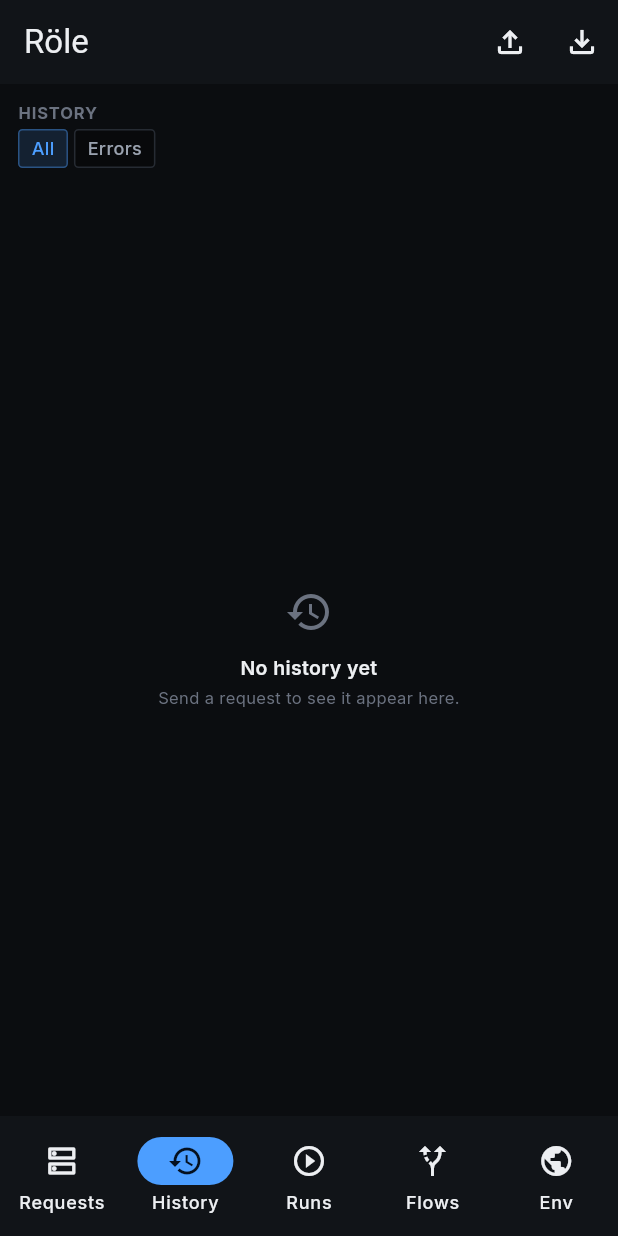
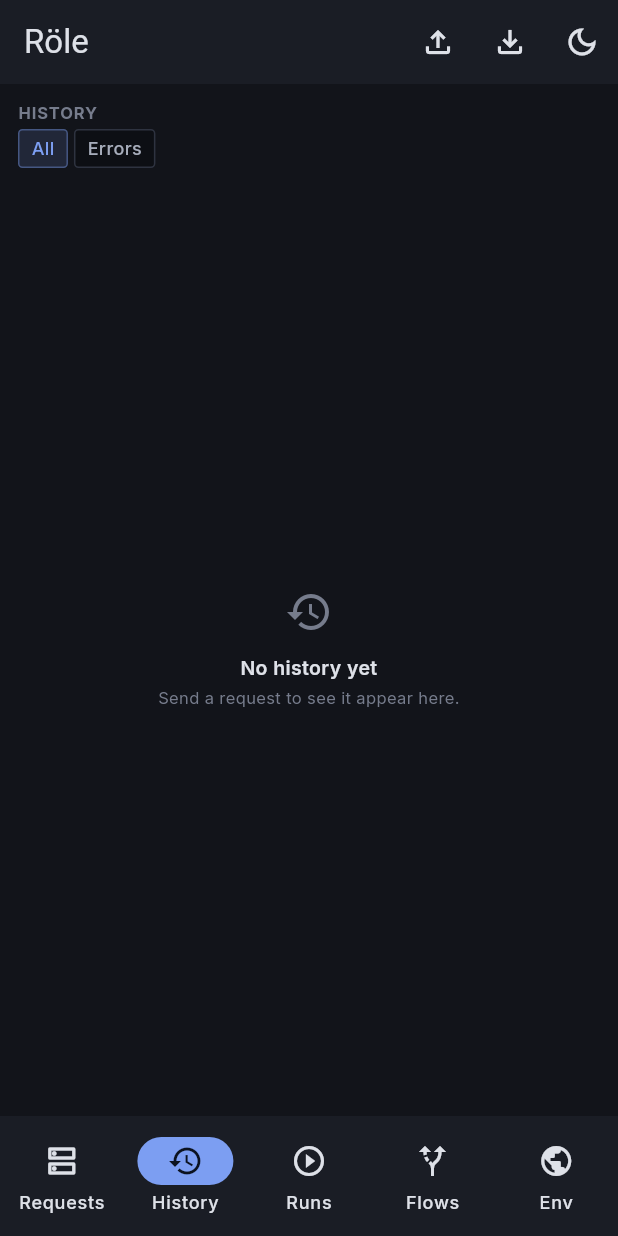
Before and after one commit to role-suite/role-client, a Flutter app: the screen it shows after launch, item 2 of the bottom bar chosen, on a phone screen of 412 x 824 dp. Run offline on Flutter 3.47's test engine with Material 3 defaults, Android fonts, the phone set to English and light mode, and no system bars; our stand-ins replace dio, file_picker, flutter_riverpod, shared_preferences.

Commit message:
feat(theme): add mobile toggle and refresh palette

```diff
--- a/lib/core/theme/app_colors.dart
+++ b/lib/core/theme/app_colors.dart
@@ -1,23 +1,6 @@
 import 'package:flutter/material.dart';
 
 import '../models/enums.dart';
-
-/// A single neutral graphite scale plus one restrained accent — the
-/// tool-grade palette both themes are built from. 0 = darkest, 100 = lightest.
-class _Scale {
-  const _Scale();
-  static const c950 = Color(0xFF0B0D10);
-  static const c900 = Color(0xFF111418);
-  static const c850 = Color(0xFF15181D);
-  static const c700 = Color(0xFF262B33);
-  static const c600 = Color(0xFF343B45);
-  static const c400 = Color(0xFF6B7280);
-  static const c300 = Color(0xFF9AA2AF);
-  static const c200 = Color(0xFFC3C9D1);
-  static const c100 = Color(0xFFE4E7EB);
-  static const c50 = Color(0xFFF3F4F6);
-  static const c0 = Color(0xFFFFFFFF);
-}
 
 class AppColors {
   const AppColors({
@@ -55,56 +38,56 @@ class AppColors {
   final Color info;
 
   static const dark = AppColors(
-    bg: _Scale.c950,
-    surface: _Scale.c900,
-    surfaceRaised: _Scale.c850,
-    surfaceSunken: Color(0xFF08090B),
-    border: _Scale.c700,
-    borderStrong: _Scale.c600,
-    textPrimary: Color(0xFFEDEFF2),
-    textSecondary: _Scale.c300,
-    textMuted: _Scale.c400,
-    accent: Color(0xFF4C9EFF),
-    onAccent: Color(0xFF04101F),
-    danger: Color(0xFFEF5A5A),
-    warning: Color(0xFFE0A339),
-    success: Color(0xFF4CC38A),
-    info: Color(0xFF4C9EFF),
+    bg: Color(0xFF12141A),
+    surface: Color(0xFF1A1D25),
+    surfaceRaised: Color(0xFF232733),
+    surfaceSunken: Color(0xFF0D0F14),
+    border: Color(0xFF2E3340),
+    borderStrong: Color(0xFF3F4759),
+    textPrimary: Color(0xFFDEE1E8),
+    textSecondary: Color(0xFFA7ADBB),
+    textMuted: Color(0xFF767C8C),
+    accent: Color(0xFF7C9EF2),
+    onAccent: Color(0xFF0B1220),
+    danger: Color(0xFFE37B72),
+    warning: Color(0xFFE0B15E),
+    success: Color(0xFF5FC08F),
+    info: Color(0xFF7C9EF2),
   );
 
   static const light = AppColors(
-    bg: _Scale.c50,
-    surface: _Scale.c0,
-    surfaceRaised: _Scale.c0,
-    surfaceSunken: Color(0xFFEBEDF0),
-    border: _Scale.c100,
-    borderStrong: _Scale.c200,
-    textPrimary: Color(0xFF14171C),
-    textSecondary: Color(0xFF454B54),
-    textMuted: _Scale.c400,
-    accent: Color(0xFF1E6FE0),
+    bg: Color(0xFFE7E8EC),
+    surface: Color(0xFFEEEFF2),
+    surfaceRaised: Color(0xFFF7F7FA),
+    surfaceSunken: Color(0xFFDCDEE3),
+    border: Color(0xFFD2D5DC),
+    borderStrong: Color(0xFFB7BBC7),
+    textPrimary: Color(0xFF23262E),
+    textSecondary: Color(0xFF565B68),
+    textMuted: Color(0xFF7A7F8C),
+    accent: Color(0xFF3F63C7),
     onAccent: Color(0xFFFFFFFF),
-    danger: Color(0xFFD1372F),
-    warning: Color(0xFFA9640C),
-    success: Color(0xFF1D8A57),
-    info: Color(0xFF1E6FE0),
+    danger: Color(0xFFB84A42),
+    warning: Color(0xFF87600E),
+    success: Color(0xFF206A4B),
+    info: Color(0xFF3F63C7),
   );
 
   static Color methodColor(HttpMethod method, {bool dark = true}) {
     switch (method) {
       case HttpMethod.get:
-        return dark ? const Color(0xFF4C9EFF) : const Color(0xFF1E6FE0);
+        return dark ? const Color(0xFF7C9EF2) : const Color(0xFF3F63C7);
       case HttpMethod.post:
-        return dark ? const Color(0xFF4CC38A) : const Color(0xFF1D8A57);
+        return dark ? const Color(0xFF5FC08F) : const Color(0xFF206A4B);
       case HttpMethod.put:
-        return dark ? const Color(0xFFE0A339) : const Color(0xFFA9640C);
+        return dark ? const Color(0xFFE0B15E) : const Color(0xFF87600E);
       case HttpMethod.patch:
-        return dark ? const Color(0xFFB48CE0) : const Color(0xFF7C4CC4);
+        return dark ? const Color(0xFFB79CE0) : const Color(0xFF7357B8);
       case HttpMethod.delete:
-        return dark ? const Color(0xFFEF5A5A) : const Color(0xFFD1372F);
+        return dark ? const Color(0xFFE37B72) : const Color(0xFFB84A42);
       case HttpMethod.head:
       case HttpMethod.options:
-        return dark ? const Color(0xFF9AA2AF) : const Color(0xFF6B7280);
+        return dark ? const Color(0xFFA7ADBB) : const Color(0xFF7A7F8C);
     }
   }
 
--- a/lib/state/settings_providers.dart
+++ b/lib/state/settings_providers.dart
@@ -10,6 +10,14 @@ final sharedPreferencesProvider = Provider<SharedPreferences>((ref) {
   throw UnimplementedError('sharedPreferencesProvider must be overridden before use');
 });
 
+const _themeModeCycle = [ThemeMode.dark, ThemeMode.light, ThemeMode.system];
+
+IconData themeModeIcon(ThemeMode mode) => switch (mode) {
+  ThemeMode.dark => Icons.dark_mode_outlined,
+  ThemeMode.light => Icons.light_mode_outlined,
+  ThemeMode.system => Icons.brightness_auto_outlined,
+};
+
 class ThemeModeNotifier extends Notifier<ThemeMode> {
   @override
   ThemeMode build() {
@@ -20,6 +28,11 @@ class ThemeModeNotifier extends Notifier<ThemeMode> {
   Future<void> setThemeMode(ThemeMode mode) async {
     state = mode;
     await ref.read(sharedPreferencesProvider).setString(_themeModeKey, mode.name);
+  }
+
+  Future<void> cycleThemeMode() {
+    final next = _themeModeCycle[(_themeModeCycle.indexOf(state) + 1) % _themeModeCycle.length];
+    return setThemeMode(next);
   }
 }
 
--- a/lib/ui/shell/mobile_shell.dart
+++ b/lib/ui/shell/mobile_shell.dart
@@ -2,6 +2,7 @@ import 'package:flutter/material.dart';
 import 'package:flutter_riverpod/flutter_riverpod.dart';
 
 import '../../core/theme/role_theme.dart';
+import '../../state/settings_providers.dart';
 import '../../state/workbench_notifier.dart';
 import '../../state/workbench_state.dart';
 import '../environments/environments_sidebar_panel.dart';
@@ -43,6 +44,7 @@ class _MobileShellState extends ConsumerState<MobileShell> {
 
     final colors = context.colors;
     final section = ref.watch(workbenchProvider.select((s) => s.section));
+    final themeMode = ref.watch(themeModeProvider);
 
     final content = switch (section) {
       WorkspaceSection.requests => const RequestsSidebarPanel(),
@@ -62,6 +64,11 @@ class _MobileShellState extends ConsumerState<MobileShell> {
         actions: [
           IconButton(icon: const Icon(Icons.file_upload_outlined), tooltip: 'Import', onPressed: () => runImportWorkspace(context, ref)),
           IconButton(icon: const Icon(Icons.file_download_outlined), tooltip: 'Export', onPressed: () => runExportWorkspace(context, ref)),
+          IconButton(
+            icon: Icon(themeModeIcon(themeMode)),
+            tooltip: 'Theme: ${themeMode.name}',
+            onPressed: () => ref.read(themeModeProvider.notifier).cycleThemeMode(),
+          ),
         ],
       ),
       body: content,
```
Also changed, not shown: lib/ui/shell/top_bar.dart (+2 -11 lines).
